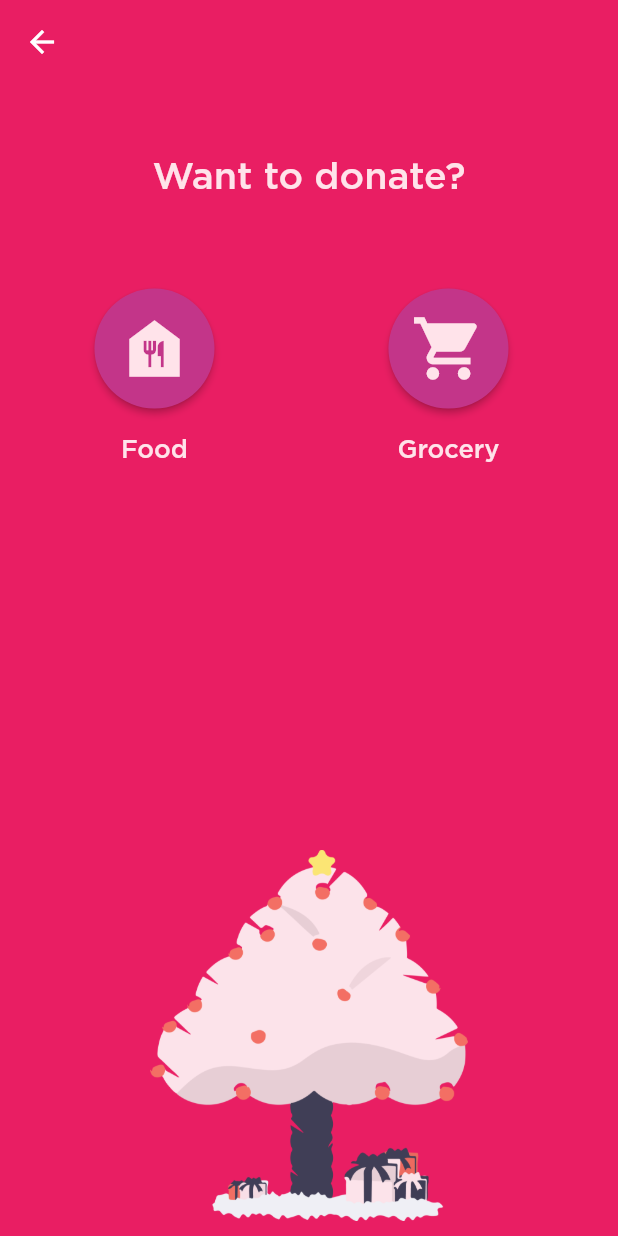
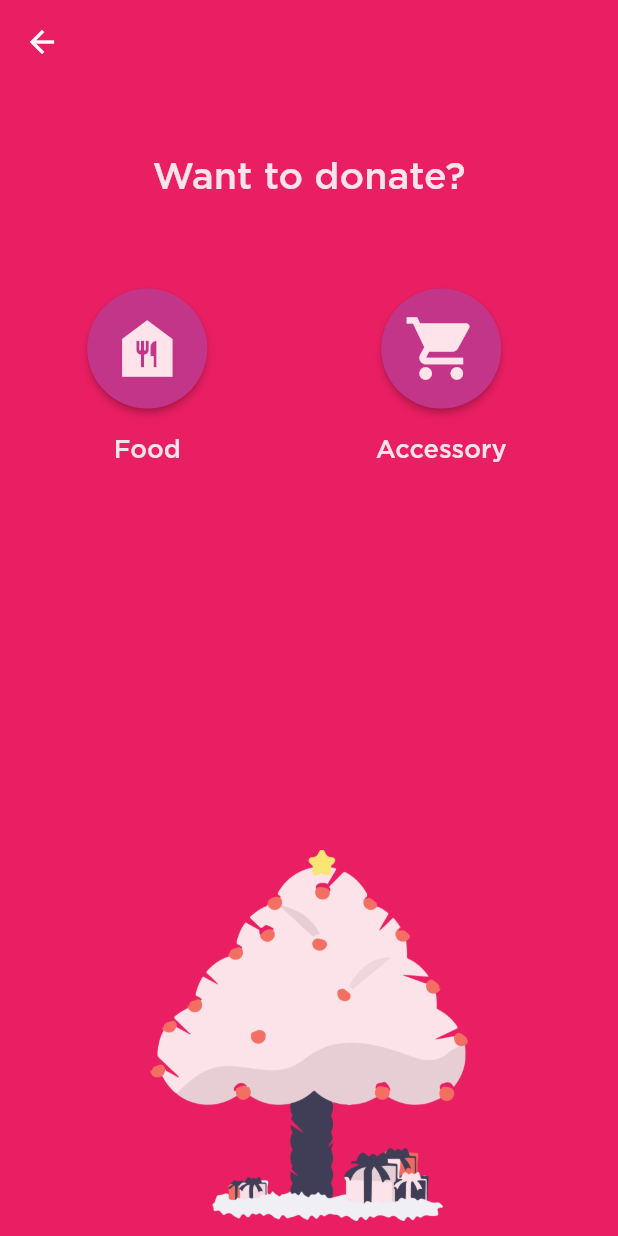
Before and after one commit to ameysunu/hacktheplanet, a Flutter app: the Donate screen opened directly, on a phone screen of 412 x 824 dp. Run offline on Flutter 3.47's test engine with Material 2 defaults, Android fonts, the phone set to English and light mode, and no system bars; our stand-ins replace cloud_firestore, firebase_auth, firebase_core, firebase_storage, google_maps_flutter, google_sign_in and 4 more; accounts and stored records are empty.

```diff
--- a/lib/donate.dart
+++ b/lib/donate.dart
@@ -81,7 +81,7 @@ class _DonateState extends State<Donate> {
                               context,
                               MaterialPageRoute(
                                   builder: (context) => Donation(
-                                        title: "Grocery",
+                                        title: "Accessory",
                                       )));
                         },
                         fillColor: HexColor('#C33589'),
@@ -96,7 +96,7 @@ class _DonateState extends State<Donate> {
                       Padding(
                         padding: const EdgeInsets.all(20.0),
                         child: Text(
-                          "Grocery",
+                          "Accessory",
                           style: TextStyle(
                             fontFamily: 'Gotham',
                             color: HexColor('#FFE3EA'),
```
Also changed, not shown: lib/pages/donation.dart (+20 -1 lines).
